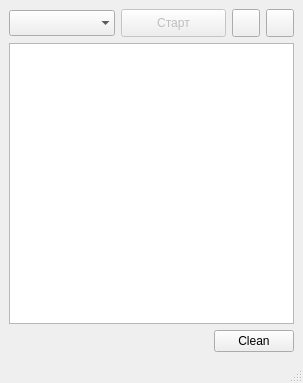
Above: GUI/mainwindow.ui from igorf7/Usb1Wire before the change. Below: the same form after it.
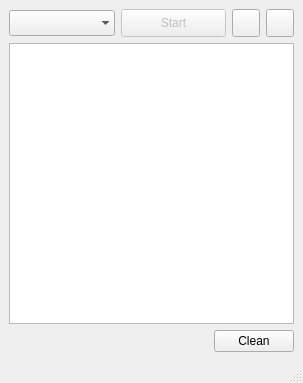
That is the form after the change. Icons and pictures are not drawn.

Diff of the .ui file:
```diff
--- a/GUI/mainwindow.ui
+++ b/GUI/mainwindow.ui
@@ -57,7 +57,7 @@
          </size>
         </property>
         <property name="text">
-         <string>Старт</string>
+         <string>Start</string>
         </property>
        </widget>
       </item>
```
Left out of the diff: 5 changed lines with no effect on the pictures.
